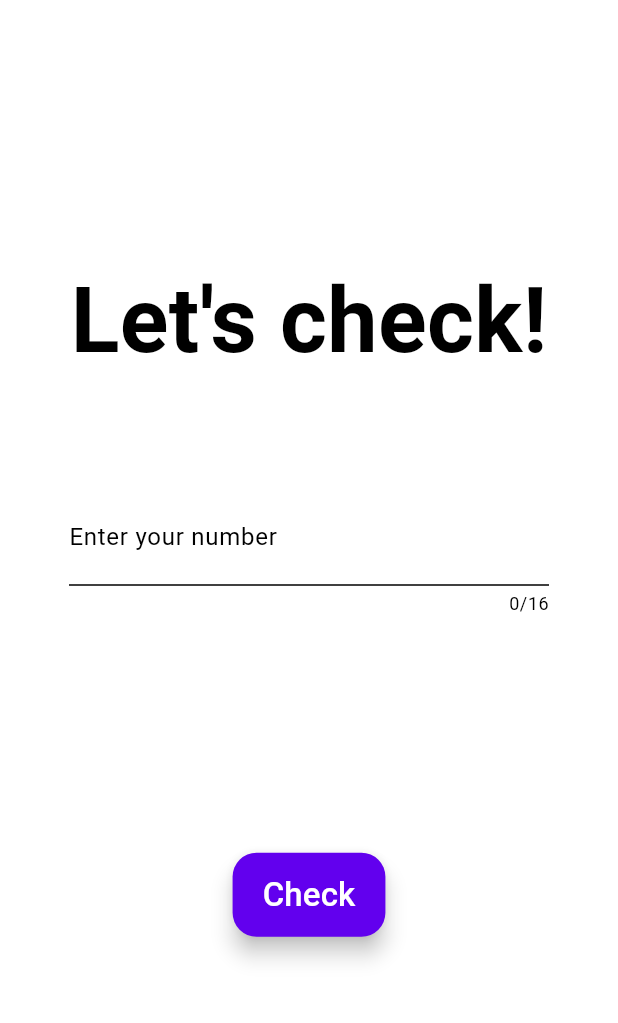
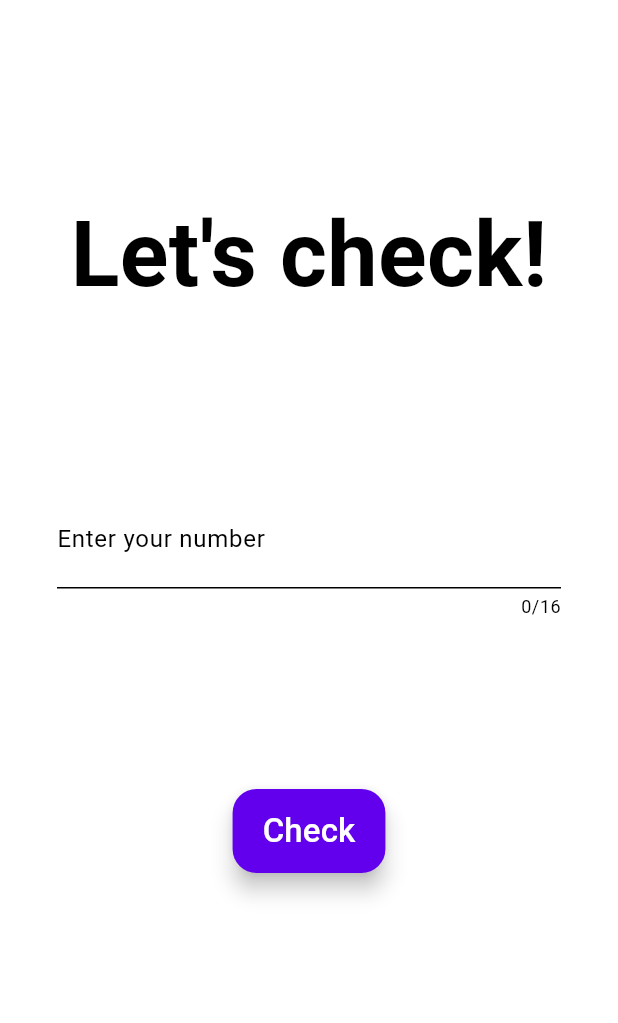
Before and after one commit to PiotrZPL/PrimeCheck-android, a Flutter app: the screen it shows after launch, on a phone screen of 412 x 824 dp, the part 63-1086 px from its top. Run offline on Flutter 3.47's test engine with Material 3 defaults, Android fonts, the phone set to English and light mode, and no system bars; drawn by our look-alikes of dynamic_color.

Commit message:
Redo the page layout

```diff
--- a/lib/widgets/page_content.dart
+++ b/lib/widgets/page_content.dart
@@ -1,5 +1,5 @@
 /*
-Copyright (C) 2021-2023 Piotr Lange
+Copyright (C) 2021-2024 Piotr Lange
 
 This program is free software: you can redistribute it and/or modify
 it under the terms of the GNU General Public License as published by
@@ -28,12 +28,25 @@ class PageContent extends StatelessWidget {
 
   @override
   Widget build (BuildContext context) {
-    if (number != -1) {
-      return Padding(
-        padding: const EdgeInsets.all(8),
+    return LayoutBuilder(
+      builder: (BuildContext context, BoxConstraints constraints) {
+        return Column(
+          children: [
+            SizedBox(
+              height: constraints.maxHeight * 2 / 3,
               child: Column(
-          mainAxisAlignment: MainAxisAlignment.center,
+                mainAxisAlignment: MainAxisAlignment.spaceEvenly,
                 children: <Widget>[
+                  number == -1
+                  ? const Text(
+                    "Let's check!",
+                    style: TextStyle(
+                      fontWeight: FontWeight.bold,
+                      fontSize: 60,
+                    ),
+                  )
+                  : Column(
+                    children: [
                       Text(
                         "$number",
                         style: TextStyle(
@@ -70,11 +83,10 @@ class PageContent extends StatelessWidget {
                         const SizedBox(
                           height: 26
                         ),
-            const SizedBox(
-              height: 30,
+                    ]
                   ),
                   Padding(
-              padding: const EdgeInsets.all(38),
+                    padding: const EdgeInsets.symmetric(horizontal: 38),
                     child: TextField(
                       decoration: const InputDecoration(labelText: "Enter your number"),
                       style: const TextStyle(
@@ -88,74 +100,23 @@ class PageContent extends StatelessWidget {
                       ],
                     ),
                   ),
-            const SizedBox(
-              height: 120
-            ),
-            ElevatedButton(
-              onPressed: checkIfNumberIsPrime,
-              style: ElevatedButton.styleFrom(
-                fixedSize: const Size(120, 60),
-                shape: RoundedRectangleBorder(
-                  borderRadius: BorderRadius.circular(7),
-                )
-              ),
-              child: Text(
-                "Check",
-                style: TextStyle(
-                  fontSize: Theme.of(context).textTheme.titleLarge!.fontSize
-                ),
-              )
-            )
-          ],
-        ),
-      );
-    }
-    else {
-      return Padding(
-        padding: const EdgeInsets.all(8),
-        child: Column(
-          mainAxisAlignment: MainAxisAlignment.center,
-          children: <Widget>[
-            const Text(
-              "Let's check!",
-              style: TextStyle(
-                fontWeight: FontWeight.bold,
-                fontSize: 60,
-              ),
-            ),
-            const SizedBox(
-              height: 30,
-            ),
-            Padding(
-              padding: const EdgeInsets.all(38),
-              child: TextField(
-                decoration: const InputDecoration(labelText: "Enter your number"),
-                controller: textFieldController,
-                style: const TextStyle(
-                  fontSize: 22,
-                ),
-                keyboardType: TextInputType.number,
-                maxLength: 16,
-                inputFormatters: <TextInputFormatter>[
-                  FilteringTextInputFormatter.digitsOnly
                 ],
               ),
             ),
-            const SizedBox(
-              height: 120
-            ),
-            FloatingActionButton.extended(
+            SizedBox(
+              child: FloatingActionButton.extended(
                 onPressed: checkIfNumberIsPrime,
                 label: Text(
                   "Check",
                   style: TextStyle(
                     fontSize: Theme.of(context).textTheme.titleLarge!.fontSize
                   ),
-              )
-            )
+                ),
+              ),
+            ),
           ],
-        ),
+        );
+      },
     );
   }
 }
-}
```
Lines whose indentation alone changed are shown as unchanged.
